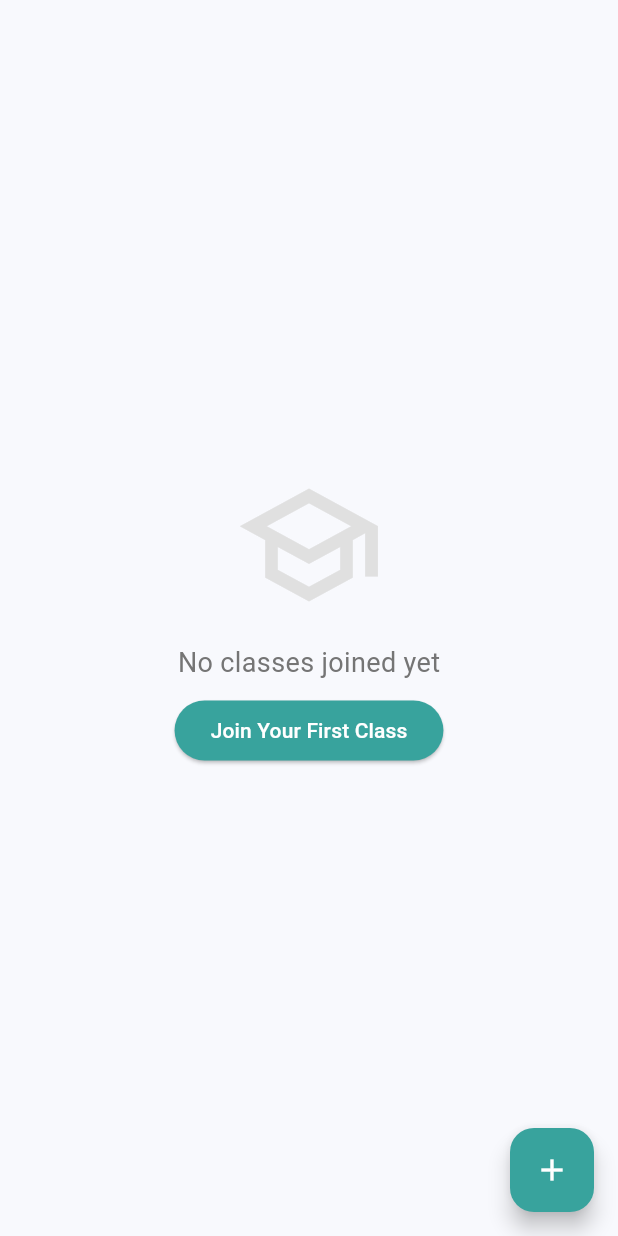
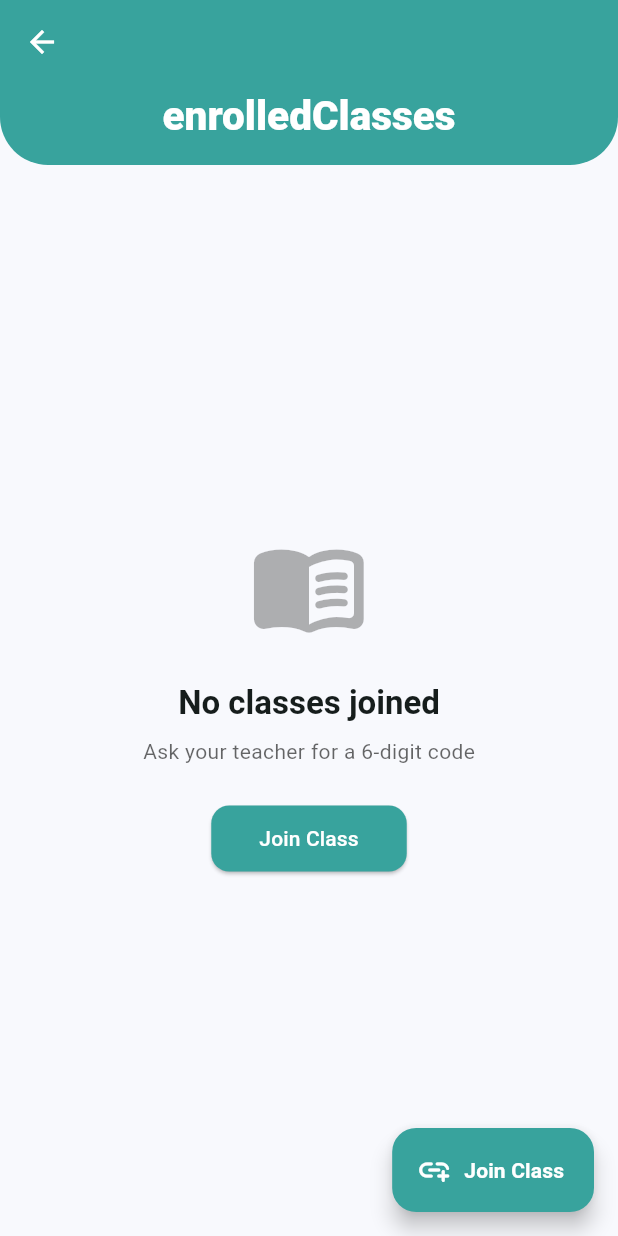
Before and after one commit to VanchhaiThay/eduhub, a Flutter app: the ClassStudentTab screen opened directly with empty values, on a phone screen of 412 x 824 dp. Run offline on Flutter 3.47's test engine with Material 3 defaults, Android fonts, the light colour scheme and no system bars; our stand-ins replace chewie, cloud_firestore, firebase_auth, firebase_core, fl_chart, flutter_local_notifications and 2 more; accounts and stored records are empty.

Commit message:
updated style of class student and make student can join class

```diff
--- a/lib/components/tabs/classtap/class_student_tab.dart
+++ b/lib/components/tabs/classtap/class_student_tab.dart
@@ -1,7 +1,9 @@
 import 'package:flutter/material.dart';
+import 'package:flutter/services.dart';
 import 'package:cloud_firestore/cloud_firestore.dart';
 import 'package:firebase_auth/firebase_auth.dart';
 import 'package:eduhub/components/tabs/classtap/classteacher/class_detail_page.dart';
+import 'package:eduhub/components/utils/localization.dart';
 
 class ClassStudentTab extends StatefulWidget {
   final String language;
@@ -14,10 +16,9 @@ class ClassStudentTab extends StatefulWidget {
 
 class _ClassStudentTabState extends State<ClassStudentTab> {
   final TextEditingController _codeController = TextEditingController();
-  final Color primaryColor = const Color(0xFF38A39D);
+  final Color brandColor = const Color(0xFF38A39D);
 
   bool _isJoining = false;
-
   String get uid => FirebaseAuth.instance.currentUser!.uid;
 
   @override
@@ -26,7 +27,7 @@ class _ClassStudentTabState extends State<ClassStudentTab> {
     super.dispose();
   }
 
-  // ================= JOIN CLASS =================
+  // ================= LOGIC =================
 
   Future<void> _joinClass() async {
     String code = _codeController.text.trim().toUpperCase();
@@ -45,7 +46,7 @@ class _ClassStudentTabState extends State<ClassStudentTab> {
           .get();
 
       if (!lookupDoc.exists) {
-        throw "Class code not found!";
+        throw "Invalid Class Code. Please check and try again.";
       }
 
       var data = lookupDoc.data()!;
@@ -54,43 +55,46 @@ class _ClassStudentTabState extends State<ClassStudentTab> {
       String className = data['className'];
 
       final user = FirebaseAuth.instance.currentUser!;
-      final userName =
-          user.displayName ?? user.email ?? "Student";
+      final userName = user.displayName ?? user.email ?? "Student";
 
-      // Add student to teacher class
-      await FirebaseFirestore.instance
+      // Write to both teacher's student list and student's enrolled list
+      WriteBatch batch = FirebaseFirestore.instance.batch();
+
+      DocumentReference teacherClassRef = FirebaseFirestore.instance
           .collection("users")
           .doc(teacherId)
           .collection("classes")
           .doc(classId)
           .collection("students")
+          .doc(uid);
+
+      DocumentReference studentEnrollRef = FirebaseFirestore.instance
+          .collection("users")
           .doc(uid)
-          .set({
+          .collection("enrolled_classes")
+          .doc(classId);
+
+      batch.set(teacherClassRef, {
         "uid": uid,
         "name": userName,
         "joinedAt": FieldValue.serverTimestamp(),
       });
 
-      // Save class in student account
-      await FirebaseFirestore.instance
-          .collection("users")
-          .doc(uid)
-          .collection("enrolled_classes")
-          .doc(classId)
-          .set({
+      batch.set(studentEnrollRef, {
         "classId": classId,
         "teacherId": teacherId,
         "className": className,
         "joinCode": code,
       });
 
+      await batch.commit();
+
       _codeController.clear();
-
       if (mounted) Navigator.pop(context);
 
-      _showStatus("$userName joined $className");
+      _showStatus("Successfully joined $className!");
+      HapticFeedback.heavyImpact();
 
-      // Open class page
       if (mounted) {
         Navigator.push(
           context,
@@ -113,7 +117,9 @@ class _ClassStudentTabState extends State<ClassStudentTab> {
     ScaffoldMessenger.of(context).showSnackBar(
       SnackBar(
         content: Text(msg),
-        backgroundColor: isError ? Colors.red : primaryColor,
+        behavior: SnackBarBehavior.floating,
+        shape: RoundedRectangleBorder(borderRadius: BorderRadius.circular(12)),
+        backgroundColor: isError ? Colors.redAccent : brandColor,
       ),
     );
   }
@@ -122,13 +128,21 @@ class _ClassStudentTabState extends State<ClassStudentTab> {
 
   @override
   Widget build(BuildContext context) {
+    final theme = Theme.of(context);
+    final isDark = theme.brightness == Brightness.dark;
+
     return Scaffold(
-      floatingActionButton: FloatingActionButton(
+      floatingActionButton: FloatingActionButton.extended(
         onPressed: _showJoinDialog,
-        backgroundColor: primaryColor,
-        child: const Icon(Icons.add, color: Colors.white),
+        backgroundColor: brandColor,
+        icon: const Icon(Icons.add_link_rounded, color: Colors.white),
+        label: const Text("Join Class", style: TextStyle(color: Colors.white, fontWeight: FontWeight.bold)),
       ),
-      body: StreamBuilder<QuerySnapshot>(
+      body: CustomScrollView(
+        physics: const BouncingScrollPhysics(),
+        slivers: [
+          _buildSliverAppBar(isDark),
+          StreamBuilder<QuerySnapshot>(
             stream: FirebaseFirestore.instance
                 .collection("users")
                 .doc(uid)
@@ -136,71 +150,87 @@ class _ClassStudentTabState extends State<ClassStudentTab> {
                 .snapshots(),
             builder: (context, snapshot) {
               if (snapshot.connectionState == ConnectionState.waiting) {
-            return const Center(child: CircularProgressIndicator());
+                return const SliverFillRemaining(child: Center(child: CircularProgressIndicator()));
               }
 
               final classes = snapshot.data?.docs ?? [];
+              if (classes.isEmpty) return _buildEmptyState(theme);
 
-          if (classes.isEmpty) {
-            return _buildEmptyState();
-          }
-
-          return ListView.builder(
+              return SliverPadding(
                 padding: const EdgeInsets.all(16),
-            itemCount: classes.length,
-            itemBuilder: (context, index) =>
-                _buildClassCard(classes[index]),
+                sliver: SliverList(
+                  delegate: SliverChildBuilderDelegate(
+                    (context, index) => _buildClassCard(classes[index], theme, isDark),
+                    childCount: classes.length,
+                  ),
+                ),
               );
             },
-      ),
-    );
-  }
-
-  Widget _buildEmptyState() {
-    return Center(
-      child: Column(
-        mainAxisAlignment: MainAxisAlignment.center,
-        children: [
-          Icon(Icons.school_outlined,
-              size: 100, color: Colors.grey[300]),
-          const SizedBox(height: 16),
-          Text("No classes joined yet",
-              style:
-                  TextStyle(color: Colors.grey[600], fontSize: 18)),
-          const SizedBox(height: 8),
-          ElevatedButton(
-            onPressed: _showJoinDialog,
-            style: ElevatedButton.styleFrom(
-                backgroundColor: primaryColor),
-            child: const Text("Join Your First Class",
-                style: TextStyle(color: Colors.white)),
           ),
         ],
       ),
     );
   }
 
-  Widget _buildClassCard(DocumentSnapshot doc) {
+  Widget _buildSliverAppBar(bool isDark) {
+    return SliverAppBar(
+      expandedHeight: 110,
+      pinned: true,
+      backgroundColor: brandColor,
+      shape: const RoundedRectangleBorder(
+        borderRadius: BorderRadius.vertical(bottom: Radius.circular(32)),
+      ),
+      flexibleSpace: FlexibleSpaceBar(
+        centerTitle: true,
+        title: Text(
+          Localization.text(widget.language, "enrolledClasses") ?? "My Classes",
+          style: const TextStyle(fontWeight: FontWeight.w800, fontSize: 18, color: Colors.white),
+        ),
+      ),
+    );
+  }
+
+  Widget _buildClassCard(DocumentSnapshot doc, ThemeData theme, bool isDark) {
     var data = doc.data() as Map<String, dynamic>;
 
-    return Card(
-      margin: const EdgeInsets.only(bottom: 12),
-      shape: RoundedRectangleBorder(
-          borderRadius: BorderRadius.circular(15)),
-      elevation: 2,
+    return Container(
+      margin: const EdgeInsets.only(bottom: 16),
+      decoration: BoxDecoration(
+        color: theme.colorScheme.surface,
+        borderRadius: BorderRadius.circular(24),
+        border: isDark ? Border.all(color: Colors.white10) : null,
+        boxShadow: [
+          BoxShadow(
+            color: isDark ? Colors.transparent : Colors.black.withOpacity(0.04),
+            blurRadius: 12,
+            offset: const Offset(0, 4),
+          ),
+        ],
+      ),
+      child: ClipRRect(
+        borderRadius: BorderRadius.circular(24),
         child: ListTile(
-        contentPadding: const EdgeInsets.symmetric(
-            horizontal: 20, vertical: 10),
-        leading: CircleAvatar(
-          backgroundColor: primaryColor.withOpacity(0.1),
-          child: Icon(Icons.class_, color: primaryColor),
+          contentPadding: const EdgeInsets.symmetric(horizontal: 20, vertical: 12),
+          leading: Container(
+            padding: const EdgeInsets.all(12),
+            decoration: BoxDecoration(
+              color: brandColor.withOpacity(0.1),
+              borderRadius: BorderRadius.circular(16),
             ),
-        title: Text(data['className'],
-            style:
-                const TextStyle(fontWeight: FontWeight.bold)),
-        subtitle: Text("Code: ${data['joinCode']}"),
-        trailing:
-            const Icon(Icons.arrow_forward_ios, size: 16),
+            child: Icon(Icons.school_rounded, color: brandColor),
+          ),
+          title: Text(
+            data['className'],
+            style: const TextStyle(fontWeight: FontWeight.bold, fontSize: 16),
+          ),
+          trailing: Container(
+            padding: const EdgeInsets.all(8),
+            decoration: BoxDecoration(
+              color: theme.dividerColor.withOpacity(0.05),
+              shape: BoxShape.circle,
+            ),
+            child: const Icon(Icons.chevron_right_rounded),
+          ),
           onTap: () {
             Navigator.push(
               context,
@@ -213,42 +243,95 @@ class _ClassStudentTabState extends State<ClassStudentTab> {
             );
           },
         ),
+      ),
+    );
+  }
+
+  Widget _buildEmptyState(ThemeData theme) {
+    return SliverFillRemaining(
+      hasScrollBody: false,
+      child: Center(
+        child: Column(
+          mainAxisAlignment: MainAxisAlignment.center,
+          children: [
+            Opacity(
+              opacity: 0.5,
+              child: Icon(Icons.menu_book_rounded, size: 80, color: theme.hintColor),
+            ),
+            const SizedBox(height: 24),
+            Text(
+              "No classes joined",
+              style: theme.textTheme.titleLarge?.copyWith(fontWeight: FontWeight.bold),
+            ),
+            const SizedBox(height: 8),
+            Text(
+              "Ask your teacher for a 6-digit code",
+              style: TextStyle(color: theme.hintColor),
+            ),
+            const SizedBox(height: 24),
+            ElevatedButton(
+              onPressed: _showJoinDialog,
+              style: ElevatedButton.styleFrom(
+                backgroundColor: brandColor,
+                foregroundColor: Colors.white,
+                padding: const EdgeInsets.symmetric(horizontal: 32, vertical: 12),
+                shape: RoundedRectangleBorder(borderRadius: BorderRadius.circular(12)),
+              ),
+              child: const Text("Join Class"),
+            ),
+          ],
+        ),
+      ),
     );
   }
 
   void _showJoinDialog() {
+    final isDark = Theme.of(context).brightness == Brightness.dark;
+
     showDialog(
       context: context,
       builder: (context) => AlertDialog(
-        title: const Text("Join Class"),
-        content: TextField(
+        shape: RoundedRectangleBorder(borderRadius: BorderRadius.circular(28)),
+        title: const Text("Enter Class Code", style: TextStyle(fontWeight: FontWeight.bold)),
+        content: Column(
+          mainAxisSize: MainAxisSize.min,
+          children: [
+            const Text("Ask your teacher for the 6-digit code to join their classroom."),
+            const SizedBox(height: 20),
+            TextField(
               controller: _codeController,
               maxLength: 6,
-          textCapitalization:
-              TextCapitalization.characters,
-          decoration: const InputDecoration(
-            hintText: "Enter 6-digit code",
-            border: OutlineInputBorder(),
+              autofocus: true,
+              style: const TextStyle(letterSpacing: 8, fontSize: 24, fontWeight: FontWeight.bold),
+              textAlign: TextAlign.center,
+              textCapitalization: TextCapitalization.characters,
+              decoration: InputDecoration(
+                counterText: "",
+                filled: true,
+                fillColor: isDark ? Colors.white.withOpacity(0.05) : Colors.grey[100],
+                border: OutlineInputBorder(borderRadius: BorderRadius.circular(16), borderSide: BorderSide.none),
+                hintText: "ABC123",
+                hintStyle: TextStyle(color: Colors.grey.withOpacity(0.5), letterSpacing: 2, fontSize: 18),
               ),
+            ),
+          ],
         ),
         actions: [
           TextButton(
             onPressed: () => Navigator.pop(context),
-              child: const Text("Cancel")),
+            child: Text("Cancel", style: TextStyle(color: Colors.grey[600])),
+          ),
           ElevatedButton(
             onPressed: _isJoining ? null : _joinClass,
             style: ElevatedButton.styleFrom(
-                backgroundColor: primaryColor),
+              backgroundColor: brandColor,
+              foregroundColor: Colors.white,
+              shape: RoundedRectangleBorder(borderRadius: BorderRadius.circular(12)),
+              elevation: 0,
+            ),
             child: _isJoining
-                ? const SizedBox(
-                    height: 20,
-                    width: 20,
-                    child: CircularProgressIndicator(
-                        strokeWidth: 2,
-                        color: Colors.white),
-                  )
-                : const Text("Join",
-                    style: TextStyle(color: Colors.white)),
+                ? const SizedBox(height: 20, width: 20, child: CircularProgressIndicator(strokeWidth: 2, color: Colors.white))
+                : const Text("Join"),
           ),
         ],
       ),
```
Also changed, not shown: lib/components/tabs/classtap/classteacher/class_teacher_tab.dart (+0 -9 lines). Lines whose indentation alone changed are shown as unchanged.
